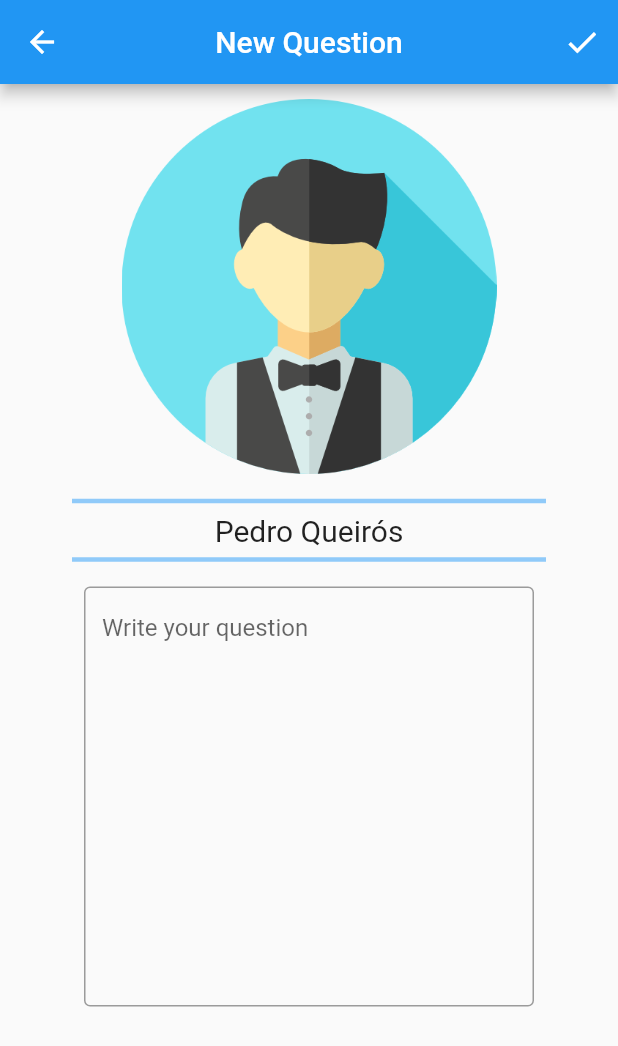
After one commit to FEUP-ESOF-2020-21/open-cx-t1g1-ploggers, a Flutter app: the screen it shows after launch, after a tap on the "add" icon, on a phone screen of 412 x 824 dp. The commit adds this screen. Shown: the top 1046 px of the screen. Run offline on Flutter 3.47's test engine with Material 2 defaults, Android fonts, the light colour scheme and no system bars.

Commit message:
Add the feature to post a question (doesn't send it to the question list yet)

```diff
--- /dev/null
+++ b/src/asquestions/lib/view/AddQuestionPage.dart
@@ -0,0 +1,99 @@
+import 'package:asquestions/view/MyConferenceQuestionsPage.dart';
+import 'package:flutter/material.dart';
+
+class MyCustomForm extends StatefulWidget {
+  @override
+  _MyCustomFormState createState() => _MyCustomFormState();
+}
+
+class _MyCustomFormState extends State<MyCustomForm> {
+  final myController = TextEditingController();
+
+  @override
+  void dispose() {
+    myController.dispose();
+    super.dispose();
+  }
+
+  @override
+  Widget build(BuildContext context) {
+    return Center(
+      child: SizedBox(
+          height: 600,
+          width: 300,
+          child: TextFormField(
+            controller: myController,
+            keyboardType: TextInputType.multiline,
+            maxLines: 15,
+            decoration: InputDecoration(
+              border: OutlineInputBorder(),
+              hintText: "Write your question",
+            ),
+            style: TextStyle(height: 1),
+          )),
+    );
+  }
+}
+
+class AddQuestionPage extends StatefulWidget {
+  AddQuestionPage();
+
+  @override
+  _AddQuestionPageState createState() => _AddQuestionPageState();
+}
+
+class _AddQuestionPageState extends State<AddQuestionPage> {
+  _AddQuestionPageState();
+
+  @override
+  Widget build(BuildContext context) {
+    return Scaffold(
+      appBar: AppBar(
+        title: Text("New Question"),
+        centerTitle: true,
+        actions: <Widget>[
+          IconButton(
+              icon: Icon(Icons.check_sharp),
+              iconSize: 25,
+              color: Colors.white,
+              onPressed: () {
+                Navigator.push(
+                    context,
+                    MaterialPageRoute(
+                        builder: (context) => MyConferenceQuestionsPage()));
+              })
+        ],
+      ),
+      body: Column(
+        children: <Widget>[
+          Padding(
+            padding: const EdgeInsets.only(top: 10.0, bottom: 10.0),
+            child: Image(
+              image: AssetImage("assets/avatar1.png"),
+              width: 250,
+            ),
+          ),
+          Divider(
+              thickness: 3.0,
+              color: Colors.blue.shade200,
+              indent: 48,
+              endIndent: 48),
+          Container(
+              child:
+                  Text("Pedro Queirós", style: new TextStyle(fontSize: 20.0))),
+          Padding(
+            padding: const EdgeInsets.only(bottom: 10.0),
+            child: Divider(
+                thickness: 3.0,
+                color: Colors.blue.shade200,
+                indent: 48,
+                endIndent: 48),
+          ),
+          Expanded(child: MyCustomForm())
+        ],
+      ),
+    );
+  }
+
+  //Widget newQuestion() {}
+}
--- a/src/asquestions/lib/view/MyConferenceQuestionsPage.dart
+++ b/src/asquestions/lib/view/MyConferenceQuestionsPage.dart
@@ -1,4 +1,5 @@
 import 'package:asquestions/view/MyQuestionPage.dart';
+import 'package:asquestions/view/AddQuestionPage.dart';
 import 'package:flutter/material.dart';
 import '../model/Question.dart';
 import '../model/User.dart';
@@ -11,22 +12,71 @@ class MyConferenceQuestionsPage extends StatefulWidget {
 
 class _MyConferenceQuestionsState extends State<MyConferenceQuestionsPage> {
   static List<Comment> comments = [
-    Comment(User('','','Atendee One','assets/avatar1.png',''),'Comment 1 Comment 1 Comment 1 Comment 1 Comment 1 Comment 1 Comment 1',DateTime.now(),true),
-    Comment(User('','','Atendee Two','assets/avatar2.png',''),'Comment 2',DateTime.now(),false),
-    Comment(User('','','Atendee Three','assets/avatar3.png',''),'Comment 3',DateTime.now(),false),
-    Comment(User('','','Atendee Four','assets/avatar4.png',''),'Comment 4',DateTime.now(),false),
-    Comment(User('','','Atendee Five','assets/avatar5.png',''),'Comment 5',DateTime.now(),false),
+    Comment(
+        User('', '', 'Atendee One', 'assets/avatar1.png', ''),
+        'Comment 1 Comment 1 Comment 1 Comment 1 Comment 1 Comment 1 Comment 1',
+        DateTime.now(),
+        true),
+    Comment(User('', '', 'Atendee Two', 'assets/avatar2.png', ''), 'Comment 2',
+        DateTime.now(), false),
+    Comment(User('', '', 'Atendee Three', 'assets/avatar3.png', ''),
+        'Comment 3', DateTime.now(), false),
+    Comment(User('', '', 'Atendee Four', 'assets/avatar4.png', ''), 'Comment 4',
+        DateTime.now(), false),
+    Comment(User('', '', 'Atendee Five', 'assets/avatar5.png', ''), 'Comment 5',
+        DateTime.now(), false),
   ];
 
-
   List<Question> questionList = [
-    Question("Question 1", User('','','Atendee One','assets/avatar1.png',''), DateTime.now(), 1, [], 1),
-    Question("Question 2", User('','','Atendee Two','assets/avatar2.png',''), DateTime.parse("2020-11-02 15:20"), 10, comments, 0),
-    Question("Question 3", User('','','Atendee Three','assets/avatar3.png',''), DateTime.parse("2020-11-02 15:40"), 100, comments, 1),
-    Question("Question 4", User('','','Atendee Four','assets/avatar4.png',''), DateTime.parse("2020-11-02 14:50"), 80, comments, 2),
-    Question("Question 5", User('','','Atendee Five','assets/avatar5.png',''), DateTime.parse("2020-11-02 14:56"), 20, comments, 0),
-    Question("Question 6", User('','','Atendee Six','assets/avatar1.png',''), DateTime.parse("2020-11-02 15:34"), 20, comments, 0),
-    Question("Question 7", User('','','Atendee Seven','assets/avatar3.png',''), DateTime.parse("2020-11-02 16:10"), 54, comments, 1),
+    Question(
+        "Question 1",
+        User('', '', 'Atendee One', 'assets/avatar1.png', ''),
+        DateTime.now(),
+        1,
+        [],
+        1),
+    Question(
+        "Question 2",
+        User('', '', 'Atendee Two', 'assets/avatar2.png', ''),
+        DateTime.parse("2020-11-02 15:20"),
+        10,
+        comments,
+        0),
+    Question(
+        "Question 3",
+        User('', '', 'Atendee Three', 'assets/avatar3.png', ''),
+        DateTime.parse("2020-11-02 15:40"),
+        100,
+        comments,
+        1),
+    Question(
+        "Question 4",
+        User('', '', 'Atendee Four', 'assets/avatar4.png', ''),
+        DateTime.parse("2020-11-02 14:50"),
+        80,
+        comments,
+        2),
+    Question(
+        "Question 5",
+        User('', '', 'Atendee Five', 'assets/avatar5.png', ''),
+        DateTime.parse("2020-11-02 14:56"),
+        20,
+        comments,
+        0),
+    Question(
+        "Question 6",
+        User('', '', 'Atendee Six', 'assets/avatar1.png', ''),
+        DateTime.parse("2020-11-02 15:34"),
+        20,
+        comments,
+        0),
+    Question(
+        "Question 7",
+        User('', '', 'Atendee Seven', 'assets/avatar3.png', ''),
+        DateTime.parse("2020-11-02 16:10"),
+        54,
+        comments,
+        1),
   ];
 
   void _toggleUpvote(Question question) {
@@ -41,6 +91,8 @@ class _MyConferenceQuestionsState extends State<MyConferenceQuestionsPage> {
     });
   }
 
+  void openPage() {}
+
   @override
   Widget build(BuildContext context) {
     questionList.sort((a, b) => b.votes.compareTo(a.votes));
@@ -48,6 +100,16 @@ class _MyConferenceQuestionsState extends State<MyConferenceQuestionsPage> {
       appBar: AppBar(
         title: Text('Conference Questions'),
         centerTitle: true,
+        actions: <Widget>[
+          IconButton(
+              icon: Icon(Icons.add_sharp),
+              iconSize: 28,
+              color: Colors.white,
+              onPressed: () {
+                Navigator.push(context,
+                    MaterialPageRoute(builder: (context) => AddQuestionPage()));
+              })
+        ],
       ),
       body: ListView.builder(
           itemCount: questionList.length,
@@ -56,7 +118,7 @@ class _MyConferenceQuestionsState extends State<MyConferenceQuestionsPage> {
     );
   }
 
-    Widget buildQuestionCard(BuildContext context, int index) {
+  Widget buildQuestionCard(BuildContext context, int index) {
     final question = questionList[index];
 
     return GestureDetector(
@@ -73,9 +135,9 @@ class _MyConferenceQuestionsState extends State<MyConferenceQuestionsPage> {
               Padding(
                 padding: const EdgeInsets.only(left: 10.0),
                 child: SizedBox(
-                  width: 80,
-                  height: 80,
-                  child: Image(image: AssetImage(question.user.picture))),
+                    width: 80,
+                    height: 80,
+                    child: Image(image: AssetImage(question.user.picture))),
               ),
               buildCard(question),
               buildVotes(question),
@@ -103,11 +165,14 @@ class _MyConferenceQuestionsState extends State<MyConferenceQuestionsPage> {
                 thickness: 3,
                 color: Colors.blue.shade200,
                 indent: 0,
-                endIndent: 40
-              ),
+                endIndent: 40),
             Padding(
               padding: const EdgeInsets.only(top: 10.0),
-              child: Text(question.date.hour.toString() + ":" + question.date.minute.toString(),style: new TextStyle(fontSize: 12.0)),
+              child: Text(
+                  question.date.hour.toString() +
+                      ":" +
+                      question.date.minute.toString(),
+                  style: new TextStyle(fontSize: 12.0)),
             ),
             Text(question.comments.length.toString() + " comments",
                 style: new TextStyle(fontSize: 12.0)),
--- a/src/asquestions/lib/view/MyQuestionPage.dart
+++ b/src/asquestions/lib/view/MyQuestionPage.dart
@@ -69,33 +69,41 @@ class _MyQuestionPageState extends State<MyQuestionPage> {
             child: Padding(
               padding: const EdgeInsets.all(8.0),
               child: Column(
-              children:
-                [ListTile(
+                children: [
+                  ListTile(
                       leading: Image(image: AssetImage(comment.user.picture)),
-                  title: Text(comment.user.name, style: new TextStyle(fontSize: 20.0)),
-                  subtitle: Text(comment.text, style: new TextStyle(fontSize: 18.0))
-                  ),
+                      title: Text(comment.user.name,
+                          style: new TextStyle(fontSize: 20.0)),
+                      subtitle: Text(comment.text,
+                          style: new TextStyle(fontSize: 18.0))),
                   Padding(
                     padding: const EdgeInsets.symmetric(horizontal: 10.0),
                     child: Row(
                         mainAxisAlignment: MainAxisAlignment.spaceBetween,
                         children: [
-                        Text(comment.date.hour.toString() + ":" + comment.date.minute.toString(), style: new TextStyle(fontSize: 14.0, color: Colors.grey.shade700)),
-                        if(!comment.isFromHost)
-                          Icon(Icons.person_rounded, color: Colors.grey.shade600,)
+                          Text(
+                              comment.date.hour.toString() +
+                                  ":" +
+                                  comment.date.minute.toString(),
+                              style: new TextStyle(
+                                  fontSize: 14.0, color: Colors.grey.shade700)),
+                          if (!comment.isFromHost)
+                            Icon(
+                              Icons.person_rounded,
+                              color: Colors.grey.shade600,
+                            )
                           else
-                          Icon(Icons.mic_rounded, color: Colors.yellow.shade800,)
-                      ]
-                    ),
+                            Icon(
+                              Icons.mic_rounded,
+                              color: Colors.yellow.shade800,
                             )
-
+                        ]),
+                  )
                 ],
-
               ),
             ),
           );
-      }
-    );
+        });
   }
 
   Widget buildQuestion() {
@@ -129,12 +137,20 @@ class _MyQuestionPageState extends State<MyQuestionPage> {
                   endIndent: 40),
               Image(image: AssetImage('assets/pp1.png')),
               Padding(
-                padding: const EdgeInsets.only(left: 20.0, right: 20.0, bottom: 5.0),
+                padding:
+                    const EdgeInsets.only(left: 20.0, right: 20.0, bottom: 5.0),
                 child: Row(
                   mainAxisAlignment: MainAxisAlignment.spaceBetween,
                   children: [
-                    Text(question.comments.length.toString() + " comments", style: new TextStyle(fontSize: 14.0, color: Colors.grey.shade700)),
-                    Text(question.date.hour.toString() + ":" + question.date.minute.toString(), style: new TextStyle(fontSize: 14.0, color: Colors.grey.shade700))
+                    Text(question.comments.length.toString() + " comments",
+                        style: new TextStyle(
+                            fontSize: 14.0, color: Colors.grey.shade700)),
+                    Text(
+                        question.date.hour.toString() +
+                            ":" +
+                            question.date.minute.toString(),
+                        style: new TextStyle(
+                            fontSize: 14.0, color: Colors.grey.shade700))
                   ],
                 ),
               )
```
Lines whose indentation alone changed are shown as unchanged.
